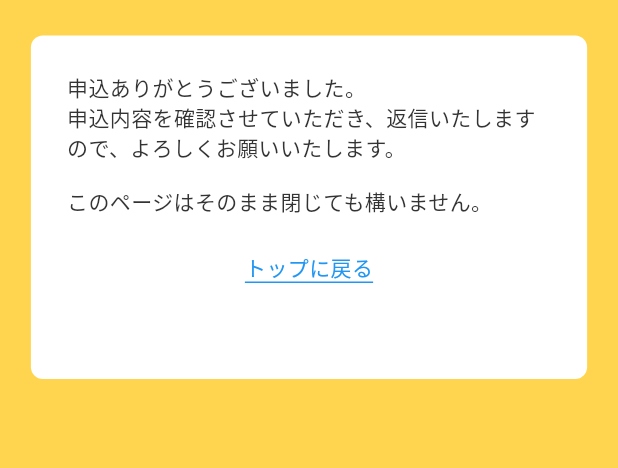
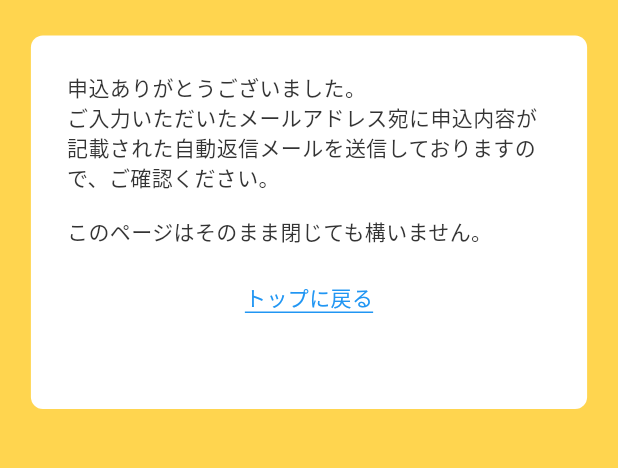
Before and after one commit to agora-creation/miel_work_request_square_web, a Flutter app: the Step3Screen screen opened directly, on a phone screen of 412 x 824 dp, the part 80-548 px from its top. Run offline on Flutter 3.47's test engine with Material 3 defaults, Android fonts, the light colour scheme and no system bars; our stand-ins replace calendar_date_picker2, cloud_firestore, firebase_auth, firebase_core, firebase_messaging, flutter_local_notifications and 4 more; missing offline and left inert: alert_banner, board_datetime_picker, common_utils; accounts and stored records are empty; Roboto replaces fonts that are missing (SourceHanSansJP-Bold, SourceHanSansJP-Regular).

Commit message:
20241017 commit

```diff
--- a/lib/screens/step3.dart
+++ b/lib/screens/step3.dart
@@ -32,7 +32,8 @@ class _Step3ScreenState extends State<Step3Screen> {
             ResponsiveBox(
               children: [
                 const Text('申込ありがとうございました。'),
-                const Text('申込内容を確認させていただき、返信いたしますので、よろしくお願いいたします。'),
+                const Text(
+                    'ご入力いただいたメールアドレス宛に申込内容が記載された自動返信メールを送信しておりますので、ご確認ください。'),
                 const SizedBox(height: 16),
                 const Text('このページはそのまま閉じても構いません。'),
                 const SizedBox(height: 24),
```
Also changed, not shown: 1 other file.
